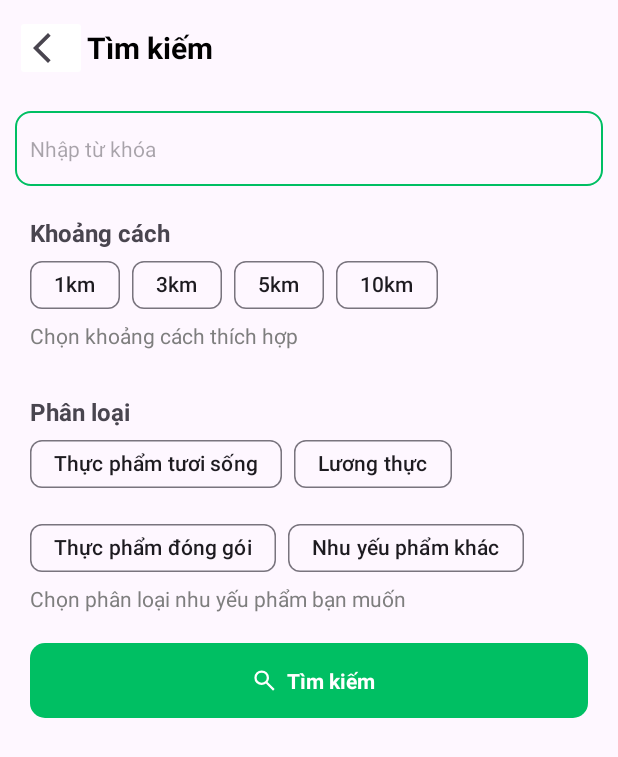
After one commit to NinhTranThuy/share2need, an Android app: the SearchActivity screen opened directly, with no data from a screen before it, on a phone screen of 412 x 824 dp. The commit adds this screen. Shown: the top 757 px of the screen. Run offline under Robolectric (Android 15) with nearby library versions, the phone set to English and light mode, and no system bars; pictures from the network do not load.

Commit message:
UPDATE Search (Chua hoan thien) + Fix lai hien thi san pham MainActivity

```diff
--- a/app/build.gradle.kts
+++ b/app/build.gradle.kts
@@ -35,6 +35,8 @@ android {
 dependencies {
     // Firebase BOM (quản lý phiên bản tự động)
     implementation(platform("com.google.firebase:firebase-bom:32.7.2"))
+    implementation ("com.google.android.material:material:1.10.0")
+
 
     // Các thư viện Firebase (không cần version)
     implementation("com.google.firebase:firebase-firestore")
--- a/app/src/main/java/com/example/share2need/activities/LoginActivity.java
+++ b/app/src/main/java/com/example/share2need/activities/LoginActivity.java
@@ -3,7 +3,6 @@ package com.example.share2need.activities;
 import android.content.Intent;
 import android.os.Bundle;
 import android.view.View;
-import android.widget.Button;
 import android.widget.EditText;
 import android.widget.Toast;
 
@@ -14,7 +13,6 @@ import androidx.core.graphics.Insets;
 import androidx.core.view.ViewCompat;
 import androidx.core.view.WindowInsetsCompat;
 
-import com.example.share2need.MainActivity;
 import com.example.share2need.R;
 import com.example.share2need.models.User;
 import com.google.firebase.database.DataSnapshot;
--- /dev/null
+++ b/app/src/main/java/com/example/share2need/activities/SearchActivity.java
@@ -0,0 +1,152 @@
+package com.example.share2need.activities;
+
+import android.content.Intent;
+import android.location.Location;
+import android.os.Bundle;
+import android.text.Editable;
+import android.text.TextWatcher;
+import android.util.Log;
+import android.view.View;
+import android.widget.EditText;
+import android.widget.ImageView;
+import android.widget.LinearLayout;
+
+import androidx.activity.EdgeToEdge;
+import androidx.appcompat.app.AppCompatActivity;
+import androidx.core.graphics.Insets;
+import androidx.core.view.ViewCompat;
+import androidx.core.view.WindowInsetsCompat;
+import androidx.recyclerview.widget.GridLayoutManager;
+import androidx.recyclerview.widget.LinearLayoutManager;
+import androidx.recyclerview.widget.RecyclerView;
+
+import com.example.share2need.R;
+import com.example.share2need.adapters.ProductAdapter;
+import com.example.share2need.firebase.ProductRepository;
+import com.example.share2need.models.Product;
+import com.google.android.material.chip.Chip;
+import com.google.android.material.chip.ChipGroup;
+
+import java.util.ArrayList;
+import java.util.List;
+
+public class SearchActivity extends AppCompatActivity {
+    EditText edtSearch;
+    ImageView noProductFoundIcon;
+    LinearLayout btnPost;
+    ChipGroup chipDistanceGroup, chipCategoriesGroup;
+    RecyclerView productRecyclerView;
+    List<Product> productList = null;
+    ProductAdapter productAdapter;
+    int distance = 10;
+    String category = "Tất cả";
+    Location currentLocation = null;
+
+    @Override
+    protected void onCreate(Bundle savedInstanceState) {
+        super.onCreate(savedInstanceState);
+        EdgeToEdge.enable(this);
+        setContentView(R.layout.activity_search);
+        ViewCompat.setOnApplyWindowInsetsListener(findViewById(R.id.main), (v, insets) -> {
+            Insets systemBars = insets.getInsets(WindowInsetsCompat.Type.systemBars());
+            v.setPadding(systemBars.left, systemBars.top, systemBars.right, systemBars.bottom);
+            return insets;
+        });
+
+        Intent intent = getIntent();
+        currentLocation = intent.getParcelableExtra("currentLocation");
+
+        initView();
+        setupEvent();
+        setupRecycleView();
+
+        btnPost.setOnClickListener(new View.OnClickListener() {
+            @Override
+            public void onClick(View view) {
+                searchProduct();
+            }
+        });
+    }
+
+    private void initView() {
+        edtSearch = findViewById(R.id.edtSearch);
+        noProductFoundIcon = findViewById(R.id.noProductFoundIcon);
+        chipDistanceGroup = findViewById(R.id.chipDistanceGroup);
+        chipCategoriesGroup = findViewById(R.id.chipCategoriesGroup);
+        productRecyclerView = findViewById(R.id.productRecyclerView);
+        btnPost = findViewById(R.id.btnPost);
+    }
+
+    private void setupEvent() {
+        edtSearch.addTextChangedListener(new TextWatcher() {
+            @Override
+            public void beforeTextChanged(CharSequence charSequence, int i, int i1, int i2) {
+
+            }
+
+            @Override
+            public void onTextChanged(CharSequence charSequence, int i, int i1, int i2) {
+                searchProduct();
+            }
+
+            @Override
+            public void afterTextChanged(Editable editable) {
+            }
+        });
+
+        chipDistanceGroup.setOnCheckedChangeListener((group, checkedId) -> {
+            Chip selectedChip = findViewById(checkedId);
+            if(selectedChip != null){
+                distance = Integer.parseInt(selectedChip.getText().toString().replace("km","").trim());
+                //searchProduct()
+            }
+        });
+
+        chipCategoriesGroup.setOnCheckedChangeListener((group, checkedId) -> {
+          Chip selectedChip = findViewById(checkedId);
+          if(selectedChip != null){
+              category = selectedChip.getText().toString().trim();
+            //searchProduct();
+          }
+        });
+    }
+
+    private void setupRecycleView() {
+        productList = new ArrayList<>();
+        productAdapter = new ProductAdapter(this, productList);
+        productRecyclerView.setLayoutManager(new GridLayoutManager(this,2));
+        productRecyclerView.setAdapter(productAdapter);
+    }
+
+    public void searchProduct(){
+        String keyword = edtSearch.getText().toString().trim();
+        ProductRepository productRepository = new ProductRepository();
+        Log.d("testSearch", "testOnClickSearch");
+        productRepository.searchProduct(keyword, distance, category,currentLocation,  new ProductRepository.SearchCallback() {
+            @Override
+            public void onSearchSuccess(List<Product> products) {
+                if (products != null) {
+                    Log.d("testSearch", "testSearchSuccess" + products.size());
+                    noProductFoundIcon.setVisibility(View.GONE);
+                    productRecyclerView.setVisibility(View.VISIBLE);
+                    productList.clear();
+                    productList.addAll(products);
+                    productAdapter.notifyDataSetChanged();
+                } else {
+                    Log.d("testSearch", "testSearchNone" + products.size());
+                    noProductFoundIcon.setVisibility(View.VISIBLE);
+                    productRecyclerView.setVisibility(View.GONE);
+                }
+            }
+
+            @Override
+            public void onSearchError(Exception e) {
+                Log.d("testSearch", "FAIL");
+            }
+        });
+    }
+    public void backSearchActivity_onClick(View view) {
+        finish();
+    }
+
+}
--- a/app/src/main/res/drawable/button_layout.xml
+++ b/app/src/main/res/drawable/button_layout.xml
@@ -1,6 +1,6 @@
 <?xml version="1.0" encoding="utf-8"?>
 <shape xmlns:android="http://schemas.android.com/apk/res/android" android:shape="rectangle">
-    <corners android:radius="5dp"/>
+    <corners android:radius="10dp"/>
     <solid android:color="@color/green"/>
 
 </shape>
--- a/app/src/main/res/layout/activity_category_product_list.xml
+++ b/app/src/main/res/layout/activity_category_product_list.xml
@@ -38,7 +38,7 @@
         android:id="@+id/noProductFoundIcon"
         android:layout_width="150dp"
         android:layout_height="150dp"
-        android:src="@drawable/no_products_found"
+        android:src="   @drawable/no_products_found"
         app:layout_constraintStart_toStartOf="parent"
         app:layout_constraintEnd_toEndOf="parent"
         app:layout_constraintTop_toTopOf="parent"
--- /dev/null
+++ b/app/src/main/res/layout/activity_search.xml
@@ -0,0 +1,213 @@
+<?xml version="1.0" encoding="utf-8"?>
+<androidx.constraintlayout.widget.ConstraintLayout xmlns:android="http://schemas.android.com/apk/res/android"
+    xmlns:app="http://schemas.android.com/apk/res-auto"
+    xmlns:tools="http://schemas.android.com/tools"
+    android:id="@+id/main"
+    android:layout_width="match_parent"
+    android:layout_height="match_parent"
+    tools:context=".activities.SearchActivity">
+    <LinearLayout
+        android:id="@+id/nav_top"
+        android:layout_width="match_parent"
+        android:layout_height="wrap_content"
+        android:gravity="center"
+        android:orientation="horizontal"
+        android:padding="10dp"
+        app:layout_constraintEnd_toEndOf="parent"
+        app:layout_constraintStart_toStartOf="parent"
+        app:layout_constraintTop_toTopOf="parent">
+
+        <ImageButton
+            android:layout_width="wrap_content"
+            android:layout_height="wrap_content"
+            android:backgroundTint="@color/white"
+            android:contentDescription="Tìm kiếm"
+            android:scaleType="fitCenter"
+            android:src="@drawable/arrow_back_ios_24px"
+            android:onClick="backSearchActivity_onClick"/>
+        <TextView
+            android:layout_width="match_parent"
+            android:layout_height="wrap_content"
+            android:text="Tìm kiếm"
+            android:textColor="#000000"
+            android:textSize="20dp"
+            android:textStyle="bold" />
+    </LinearLayout>
+<!--    Tieu chi tim kiem-->
+    <androidx.core.widget.NestedScrollView
+        android:layout_width="match_parent"
+        android:layout_height="0dp"
+        app:layout_constraintTop_toBottomOf="@id/nav_top"
+        app:layout_constraintBottom_toBottomOf="parent"
+        app:layout_constraintStart_toStartOf="parent"
+        app:layout_constraintEnd_toEndOf="parent">
+        <LinearLayout
+            android:layout_width="match_parent"
+            android:layout_height="0dp"
+            android:orientation="vertical"
+            android:padding="10dp"
+            android:gravity="center">
+
+            <EditText
+                android:id="@+id/edtSearch"
+                android:layout_width="match_parent"
+                android:layout_height="50dp"
+                android:background="@drawable/avatar_user_layout"
+                android:hint="Nhập từ khóa"
+                android:inputType="text"
+                android:padding="10dp"
+                android:textSize="14dp" />
+
+            <LinearLayout
+                android:layout_width="match_parent"
+                android:layout_height="wrap_content"
+                android:orientation="vertical"
+                android:layout_marginTop="10dp"
+                android:padding="10dp">
+                <TextView
+                    android:layout_width="match_parent"
+                    android:layout_height="wrap_content"
+                    android:text="Khoảng cách"
+                    android:textStyle="bold"
+                    android:textSize="16dp"/>
+                <com.google.android.material.chip.ChipGroup
+                    android:id="@+id/chipDistanceGroup"
+                    android:layout_width="match_parent"
+                    android:layout_height="wrap_content"
+                    android:orientation="horizontal"
+                    app:singleSelection="true">
+                    <com.google.android.material.chip.Chip
+                        android:id="@+id/chipDistance1"
+                        android:layout_width="wrap_content"
+                        android:layout_height="wrap_content"
+
+                        android:text="1km" />
+                    <com.google.android.material.chip.Chip
+                        android:id="@+id/chipDistance3"
+                        android:layout_width="wrap_content"
+                        android:layout_height="wrap_content"
+                        android:text="3km"/>
+                    <com.google.android.material.chip.Chip
+                        android:id="@+id/chipDistance5"
+                        android:layout_width="wrap_content"
+                        android:layout_height="wrap_content"
+                        android:text="5km"/>
+                    <com.google.android.material.chip.Chip
+                        android:id="@+id/chipDistance10"
+                        android:layout_width="wrap_content"
+                        android:layout_height="wrap_content"
+                        android:text="10km"/>
+                </com.google.android.material.chip.ChipGroup>
+
+                <TextView
+                    android:layout_width="match_parent"
+                    android:layout_height="wrap_content"
+                    android:text="Chọn khoảng cách thích hợp"
+                    android:textColor="@color/grey"
+                    />
+            </LinearLayout>
+
+            <LinearLayout
+                android:layout_width="match_parent"
+                android:layout_height="wrap_content"
+                android:orientation="vertical"
+                android:layout_marginTop="10dp"
+                android:padding="10dp">
+                <TextView
+                    android:layout_width="match_parent"
+                    android:layout_height="wrap_content"
+                    android:text="Phân loại"
+                    android:textStyle="bold"
+                    android:textSize="16dp"/>
+                <com.google.android.material.chip.ChipGroup
+                    android:id="@+id/chipCategoriesGroup"
+                    android:layout_width="match_parent"
+                    android:layout_height="wrap_content"
+                    android:orientation="horizontal"
+                    app:singleSelection="true">
+                    <com.google.android.material.chip.Chip
+                        android:id="@+id/chipCategory1"
+                        android:layout_width="wrap_content"
+                        android:layout_height="wrap_content"
+                        android:text="Thực phẩm tươi sống" />
+                    <com.google.android.material.chip.Chip
+                        android:id="@+id/chipCategory2"
+                        android:layout_width="wrap_content"
+                        android:layout_height="wrap_content"
+                        android:text="Lương thực"/>
+                    <com.google.android.material.chip.Chip
+                        android:id="@+id/chipCategory3"
+                        android:layout_width="wrap_content"
+                        android:layout_height="wrap_content"
+                        android:text="Thực phẩm đóng gói"/>
+                    <com.google.android.material.chip.Chip
+                        android:id="@+id/chipCategory4"
+                        android:layout_width="wrap_content"
+                        android:layout_height="wrap_content"
+                        android:text="Nhu yếu phẩm khác"/>
+                </com.google.android.material.chip.ChipGroup>
+
+                <TextView
+                    android:layout_width="match_parent"
+                    android:layout_height="wrap_content"
+                    android:text="Chọn phân loại nhu yếu phẩm bạn muốn"
+                    android:textColor="@color/grey"
+                    />
+            </LinearLayout>
+<!--            Button Post-->
+            <LinearLayout
+                android:id="@+id/btnPost"
+                android:layout_width="match_parent"
+                android:layout_height="wrap_content"
+                android:gravity="center"
+                android:orientation="horizontal"
+                android:background="@drawable/button_layout"
+                android:paddingStart="10dp"
+                android:paddingEnd="10dp"
+                android:paddingTop="10dp"
+                android:paddingBottom="10dp"
+                android:layout_margin="10dp"
+                android:clickable="true">
+                <ImageView
+                    android:id="@+id/btnNoti"
+                    android:layout_width="30dp"
+                    android:layout_height="30dp"
+                    android:contentDescription="btnSearch"
+                    android:src="@drawable/search_24px"
+                    android:background="@color/green"
+                    app:tint="@color/white"
+                    android:padding="6dp"
+                    android:scaleType="fitCenter"
+                    android:clickable="false"
+                    android:focusable="true"/>
+                <!-- Product Title -->
+                <TextView
+                    android:id="@+id/tvButtonPost"
+                    android:layout_width="wrap_content"
+                    android:layout_height="wrap_content"
+                    android:text="Tìm kiếm"
+                    android:textSize="14dp"
+                    android:textAlignment="center"
+                    android:textStyle="bold"
+                    android:textColor="@color/white"
+                    android:clickable="false"/>
+            </LinearLayout>
+
+            <ImageView
+                android:id="@+id/noProductFoundIcon"
+                android:layout_width="150dp"
+                android:layout_height="150dp"
+                android:layout_marginTop="40dp"
+                android:src="@drawable/no_products_found"
+                android:visibility="gone"/>
+            <androidx.recyclerview.widget.RecyclerView
+                android:id="@+id/productRecyclerView"
+                android:layout_width="match_parent"
+                android:layout_height="wrap_content"
+                android:padding="10dp"
+                android:visibility="visible"/>
+        </LinearLayout>
+
+
+    </androidx.core.widget.NestedScrollView>
+</androidx.constraintlayout.widget.ConstraintLayout>
```
Also changed, not shown: app/src/main/AndroidManifest.xml (+7 -1 lines), app/src/main/java/com/example/share2need/activities/MainActivity.java (renamed from app/src/main/java/com/example/share2need/MainActivity.java, +26 -7 lines), app/src/main/java/com/example/share2need/adapters/ProductAdapter.java (+8 -9 lines), app/src/main/java/com/example/share2need/firebase/ProductRepository.java (+73 -1 lines), app/src/main/java/com/example/share2need/models/Product.java (+22 -14 lines), app/src/main/res/layout/activity_main.xml (+13 -13 lines), app/src/main/res/layout/activity_none.xml (added, +10 -0 lines).
